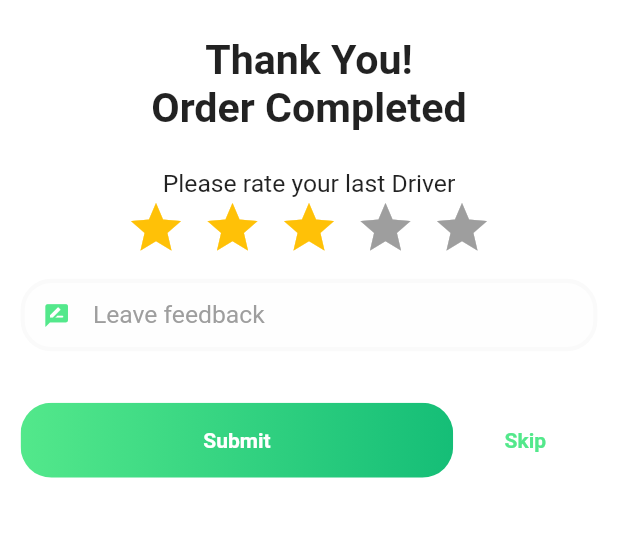
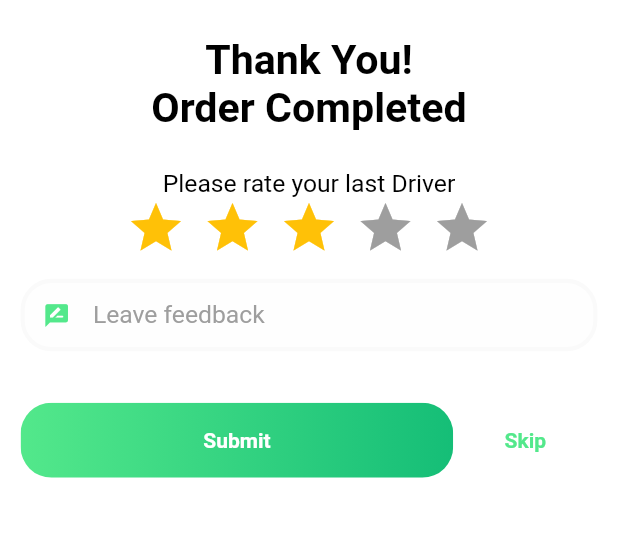
Before and after one commit to MostafaEldash/Food-App, a Flutter app: the ConfirmOrder screen opened directly, after a tap on "Place my order", on a phone screen of 412 x 824 dp, the part 505-1042 px from its top. Run offline on Flutter 3.47's test engine with Material 2 defaults, Android fonts, the phone set to English and light mode, and no system bars; drawn by our look-alikes of flutter_rating_bar; our stand-ins replace bloc, dio, flutter_bloc, flutter_svg, fluttertoast, geolocator and 5 more; missing offline and left inert: flutter_inappwebview; accounts and stored records are empty; project files that could hold a hidden picture were left out.

Commit message:
latest updates

```diff
--- a/lib/business_logic/order_cubit/order_cubit.dart
+++ b/lib/business_logic/order_cubit/order_cubit.dart
@@ -73,6 +73,7 @@ class OrderCubit extends Cubit<OrderState> {
   void createOrders(){
     for(int i = 0;i<listOfOrders.length;i++){
       createOrder(quantity: listOfQuantities[i], id: listOfOrders[i].id);
+      removeOrderFromList(index: i);
     }
   }
 
--- /dev/null
+++ b/lib/business_logic/search_cubit/search_cubit.dart
@@ -0,0 +1,27 @@
+import 'package:bloc/bloc.dart';
+import 'package:flutter_bloc/flutter_bloc.dart';
+import 'package:food_ninja/data/requests/food_with_name_request/food_with_name_request.dart';
+import 'package:food_ninja/data/responses/all_food_response/all_food_response.dart';
+import 'package:meta/meta.dart';
+
+part 'search_state.dart';
+
+class SearchCubit extends Cubit<SearchState> {
+  SearchCubit() : super(SearchInitial());
+
+  static SearchCubit get(context) => BlocProvider.of<SearchCubit>(context);
+
+  AllFoodResponse  allFoodResponse = AllFoodResponse();
+
+  void getFoodWithName({required String foodName}){
+    emit(FoodWithNameLoadingState());
+    FoodWithNameRequest().foodWithNameRequest(foodName: foodName).then((value)  {
+      allFoodResponse = value;
+      emit(FoodWithNameSuccessState());
+    }).catchError((error) {
+      emit(FoodWithNameErrorState());
+    }
+    );
+  }
+
+}
--- /dev/null
+++ b/lib/business_logic/search_cubit/search_state.dart
@@ -0,0 +1,9 @@
+part of 'search_cubit.dart';
+
+@immutable
+abstract class SearchState {}
+
+class SearchInitial extends SearchState {}
+class FoodWithNameLoadingState extends SearchState {}
+class FoodWithNameSuccessState extends SearchState {}
+class FoodWithNameErrorState extends SearchState {}
--- a/lib/core/end_points.dart
+++ b/lib/core/end_points.dart
@@ -7,3 +7,4 @@ const allFoodEndPoint='/food';
 const profileEndPoint='/auth/profile';
 const createOrderEndPoint='/order/create';
 const profileImageEndPoint='/auth/user/update/';
+const foodFilterEndPoint='/filter/food/';
--- a/lib/core/screens_names.dart
+++ b/lib/core/screens_names.dart
@@ -22,3 +22,4 @@ const confirmOrderScreen = '/confirm_order';
 const rateDriverScreen = '/rate_driver';
 const rateFoodScreen = '/rate_food_screen';
 const rateRestaurantScreen = '/rate_restaurant';
+const searchScreen = '/search_screen';
--- a/lib/main.dart
+++ b/lib/main.dart
@@ -10,6 +10,7 @@ import 'business_logic/login_cubit/login_cubit.dart';
 import 'business_logic/order_cubit/order_cubit.dart';
 import 'business_logic/registration_cubit/registration_cubit.dart';
 import 'business_logic/restaurants_cubit/restaurants_cubit.dart';
+import 'business_logic/search_cubit/search_cubit.dart';
 import 'data/data_providers/my_dio.dart';
 import 'data/local/mycache.dart';
 
@@ -52,6 +53,9 @@ class MyApp extends StatelessWidget {
               BlocProvider(
                 create: (context) => ChatCubit(),
               ),
+              BlocProvider(
+                create: (context) => SearchCubit(),
+              ),
             ],
             child: MaterialApp(
               debugShowCheckedModeBanner: false,
--- a/lib/presentation/router/app_router.dart
+++ b/lib/presentation/router/app_router.dart
@@ -20,6 +20,7 @@ import '../screens/login/login_screen.dart';
 import '../screens/onboarding/on_boarding_screen_first.dart';
 import '../screens/onboarding/on_boarding_screen_second.dart';
 import '../screens/profile_screen/profile_screen.dart';
+import '../screens/search_screen/search_screen.dart';
 import '../screens/signup/payment_method_screen.dart';
 import '../screens/signup/sign_process.dart';
 import '../screens/signup/sign_up.dart';
@@ -86,6 +87,8 @@ class AppRouter {
                 ));
       case screens.uploadPhotoScreen:
         return MaterialPageRoute(builder: (_) => const UploadPhotoScreen());
+        case screens.searchScreen:
+        return MaterialPageRoute(builder: (_) => const SearchScreen());
       case screens.uploadPhotoPreviewScreen:
         return MaterialPageRoute(
             builder: (_) => const UploadPhotoPreviewScreen());
--- a/lib/presentation/screens/login/login_screen.dart
+++ b/lib/presentation/screens/login/login_screen.dart
@@ -131,6 +131,7 @@ class _LoginScreenState extends State<LoginScreen> {
                                     ),
                                   ),
                                   const DefaultText(
+                                    textColor: deepGreen,
                                     text: 'Google',
                                   ),
                                 ],
@@ -174,6 +175,7 @@ class _LoginScreenState extends State<LoginScreen> {
                                   const Flexible(
                                     child: DefaultText(
                                       text: 'Facebook',
+                                      textColor: deepGreen,
                                     ),
                                   )
                                 ],
--- a/lib/presentation/screens/notifications_screen/notification_screen.dart
+++ b/lib/presentation/screens/notifications_screen/notification_screen.dart
@@ -1,4 +1,5 @@
 import 'package:flutter/cupertino.dart';
+import 'package:flutter/material.dart';
 
 class NotificationScreen extends StatefulWidget {
   const NotificationScreen({super.key});
@@ -10,6 +11,8 @@ class NotificationScreen extends StatefulWidget {
 class _NotificationScreenState extends State<NotificationScreen> {
   @override
   Widget build(BuildContext context) {
-    return const Placeholder();
+    return Scaffold(
+
+    );
   }
 }
--- a/lib/presentation/screens/signup/sign_up.dart
+++ b/lib/presentation/screens/signup/sign_up.dart
@@ -95,7 +95,6 @@ class _SignUpScreenState extends State<SignUpScreen> {
                               ),
                               controller: passwordController,
                               hintText: 'Password',
-
                             ),
                           );
                         },
--- a/lib/presentation/styles/themes.dart
+++ b/lib/presentation/styles/themes.dart
@@ -34,6 +34,10 @@ class Themes {
         TextStyle(color: backButtonArrow),
       ),
     ),
+    textTheme: const TextTheme(
+      bodyText1: TextStyle(color: Colors.black),button: TextStyle(color: Colors.black),
+      bodyText2: TextStyle(color: Colors.black),
+    ),
   );
 
   // dark theme
@@ -65,7 +69,7 @@ class Themes {
         ),
       ),
       textTheme: const TextTheme(
-        bodyText1: TextStyle(color: Colors.white),
+        bodyText1: TextStyle(color: Colors.white),button: TextStyle(color: Colors.white),
         bodyText2: TextStyle(color: Colors.white),
       ),
       searchBarTheme: const SearchBarThemeData(
```
Also changed, not shown: lib/data/requests/food_with_name_request/food_with_name_request.dart (added, +22 -0 lines), lib/presentation/screens/home/home_screen.dart (+10 -4 lines), lib/presentation/screens/search_screen/search_screen.dart (added, +117 -0 lines).
